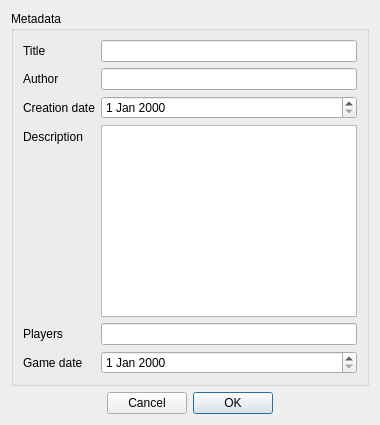
This is sources/windows/MetadataDialog.ui in ViviCoder/GM-Assistant as Qt 5 draws it before an edit. The edited form follows.
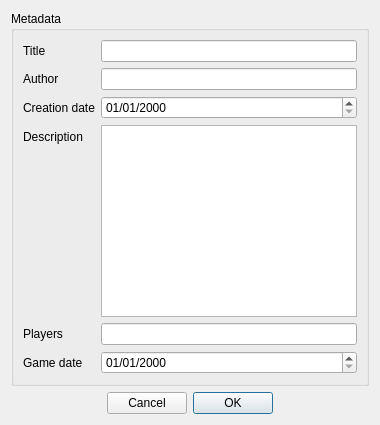
This is the edited form.

Commit message: Issue #65: Metadata editable

Diff of the .ui file:
```diff
--- a/sources/windows/MetadataDialog.ui
+++ b/sources/windows/MetadataDialog.ui
@@ -47,7 +47,11 @@
        <widget class="QLineEdit" name="lineAuthor"/>
       </item>
       <item row="2" column="1">
-       <widget class="QDateEdit" name="dateCreation"/>
+       <widget class="QDateEdit" name="dateCreation">
+        <property name="displayFormat">
+         <string notr="true">dd/MM/yyyy</string>
+        </property>
+       </widget>
       </item>
       <item row="2" column="0">
        <widget class="QLabel" name="label_3">
@@ -77,7 +81,11 @@
        <widget class="QLineEdit" name="linePlayers"/>
       </item>
       <item row="5" column="1">
-       <widget class="QDateEdit" name="dateGame"/>
+       <widget class="QDateEdit" name="dateGame">
+        <property name="displayFormat">
+         <string notr="true">dd/MM/yyyy</string>
+        </property>
+       </widget>
       </item>
       <item row="5" column="0">
        <widget class="QLabel" name="label_6">
```
The commit also changes 5 other files.
